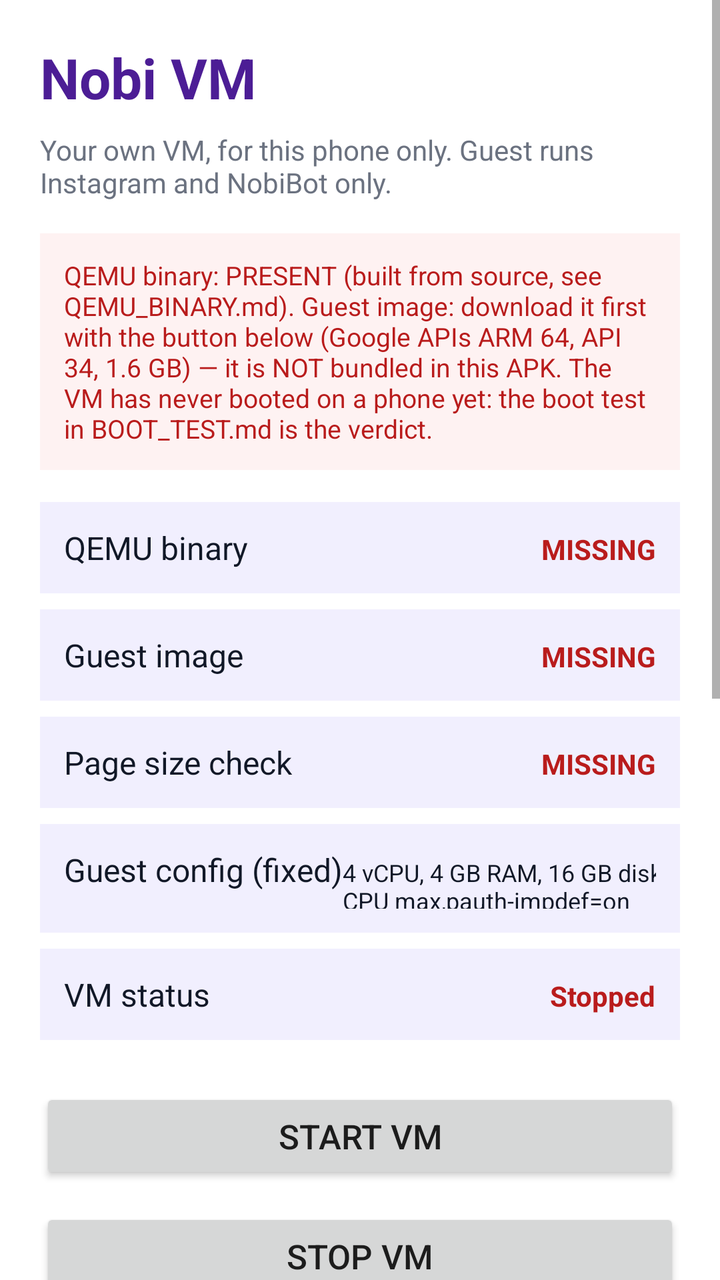
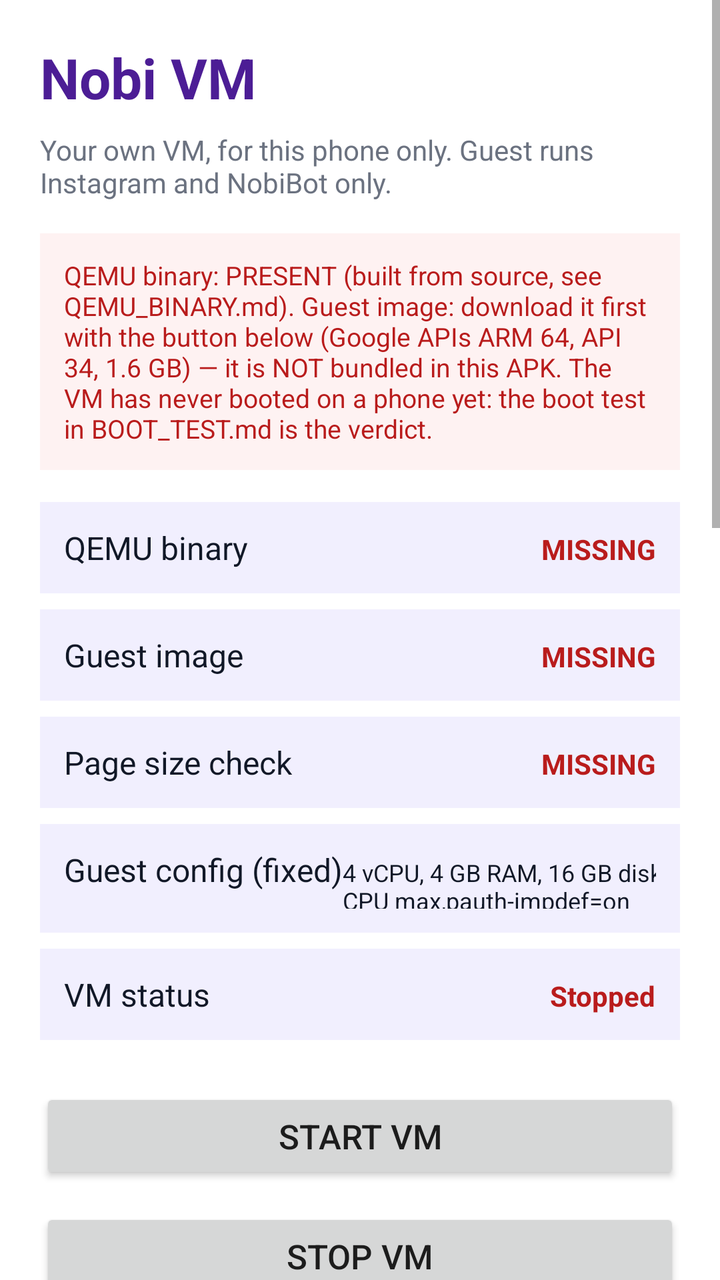

The first picture is an Android layout as it rendered before a commit; the second is the same layout after the commit. The layout source and the unified diff follow.
<!-- AndroidManifest.xml: application theme Theme.NobiOwnVM -->
<!-- res/layout/activity_main.xml -->
<?xml version="1.0" encoding="utf-8"?>
<ScrollView xmlns:android="http://schemas.android.com/apk/res/android"
    android:layout_width="match_parent"
    android:layout_height="match_parent"
    android:fitsSystemWindows="true"
    android:background="@color/white">

    <LinearLayout
        android:layout_width="match_parent"
        android:layout_height="wrap_content"
        android:orientation="vertical"
        android:padding="20dp">

        <TextView
            android:id="@+id/title_text"
            android:layout_width="match_parent"
            android:layout_height="wrap_content"
            android:text="@string/title_vm"
            android:textSize="28sp"
            android:textStyle="bold"
            android:textColor="@color/nobi_violet_dark" />

        <TextView
            android:id="@+id/subtitle_text"
            android:layout_width="match_parent"
            android:layout_height="wrap_content"
            android:layout_marginTop="8dp"
            android:text="@string/subtitle_vm"
            android:textSize="14sp"
            android:textColor="@color/text_grey" />

        <TextView
            android:id="@+id/blocker_text"
            android:layout_width="match_parent"
            android:layout_height="wrap_content"
            android:layout_marginTop="16dp"
            android:padding="12dp"
            android:background="#FEF2F2"
            android:text="@string/blocker_text"
            android:textSize="13sp"
            android:textColor="@color/status_bad" />

        <LinearLayout
            android:id="@+id/row_qemu"
            android:layout_width="match_parent"
            android:layout_height="wrap_content"
            android:layout_marginTop="16dp"
            android:orientation="horizontal"
            android:padding="12dp"
            android:background="@color/row_bg">

            <TextView
                android:id="@+id/row_qemu_label"
                android:layout_width="0dp"
                android:layout_height="wrap_content"
                android:layout_weight="1"
                android:text="@string/label_qemu"
                android:textSize="16sp"
                android:textColor="@color/text_dark" />

            <TextView
                android:id="@+id/row_qemu_status"
                android:layout_width="wrap_content"
                android:layout_height="wrap_content"
                android:text="@string/status_missing"
                android:textSize="14sp"
                android:textStyle="bold"
                android:textColor="@color/status_bad" />
        </LinearLayout>

        <LinearLayout
            android:id="@+id/row_image"
            android:layout_width="match_parent"
            android:layout_height="wrap_content"
            android:layout_marginTop="8dp"
            android:orientation="horizontal"
            android:padding="12dp"
            android:background="@color/row_bg">

            <TextView
                android:id="@+id/row_image_label"
                android:layout_width="0dp"
                android:layout_height="wrap_content"
                android:layout_weight="1"
                android:text="@string/label_guest_image"
                android:textSize="16sp"
                android:textColor="@color/text_dark" />

            <TextView
                android:id="@+id/row_image_status"
                android:layout_width="wrap_content"
                android:layout_height="wrap_content"
                android:text="@string/status_missing"
                android:textSize="14sp"
                android:textStyle="bold"
                android:textColor="@color/status_bad" />
        </LinearLayout>

        <LinearLayout
            android:id="@+id/row_pagesize"
            android:layout_width="match_parent"
            android:layout_height="wrap_content"
            android:layout_marginTop="8dp"
            android:orientation="horizontal"
            android:padding="12dp"
            android:background="@color/row_bg">

            <TextView
                android:id="@+id/row_pagesize_label"
                android:layout_width="0dp"
                android:layout_height="wrap_content"
                android:layout_weight="1"
                android:text="@string/label_pagesize"
                android:textSize="16sp"
                android:textColor="@color/text_dark" />

            <TextView
                android:id="@+id/row_pagesize_status"
                android:layout_width="wrap_content"
                android:layout_height="wrap_content"
                android:text="@string/status_missing"
                android:textSize="14sp"
                android:textStyle="bold"
                android:textColor="@color/status_bad" />
        </LinearLayout>

        <LinearLayout
            android:id="@+id/row_config"
            android:layout_width="match_parent"
            android:layout_height="wrap_content"
            android:layout_marginTop="8dp"
            android:orientation="horizontal"
            android:padding="12dp"
            android:background="@color/row_bg">

            <TextView
                android:id="@+id/row_config_label"
                android:layout_width="0dp"
                android:layout_height="wrap_content"
                android:layout_weight="1"
                android:text="@string/label_config"
                android:textSize="16sp"
                android:textColor="@color/text_dark" />

            <TextView
                android:id="@+id/row_config_status"
                android:layout_width="wrap_content"
                android:layout_height="wrap_content"
                android:text="@string/config_text"
                android:textSize="12sp"
                android:textColor="@color/text_dark" />
        </LinearLayout>

        <LinearLayout
            android:id="@+id/row_vm"
            android:layout_width="match_parent"
            android:layout_height="wrap_content"
            android:layout_marginTop="8dp"
            android:orientation="horizontal"
            android:padding="12dp"
            android:background="@color/row_bg">

            <TextView
                android:id="@+id/row_vm_label"
                android:layout_width="0dp"
                android:layout_height="wrap_content"
                android:layout_weight="1"
                android:text="@string/label_vm_status"
                android:textSize="16sp"
                android:textColor="@color/text_dark" />

            <TextView
                android:id="@+id/row_vm_status"
                android:layout_width="wrap_content"
                android:layout_height="wrap_content"
                android:text="@string/status_stopped"
                android:textSize="14sp"
                android:textStyle="bold"
                android:textColor="@color/status_bad" />
        </LinearLayout>

        <Button
            android:id="@+id/button_start_vm"
            android:layout_width="match_parent"
            android:layout_height="wrap_content"
            android:layout_marginTop="24dp"
            android:text="@string/button_start_vm"
            android:textSize="17sp" />

        <Button
            android:id="@+id/button_stop_vm"
            android:layout_width="match_parent"
            android:layout_height="wrap_content"
            android:layout_marginTop="12dp"
            android:text="@string/button_stop_vm"
            android:textSize="17sp" />

        <Button
            android:id="@+id/button_guest_image_info"
            android:layout_width="match_parent"
            android:layout_height="wrap_content"
            android:layout_marginTop="12dp"
            android:text="@string/button_guest_image_info"
            android:textSize="17sp" />

        <Button
            android:id="@+id/button_download_image"
            android:layout_width="match_parent"
            android:layout_height="wrap_content"
            android:layout_marginTop="12dp"
            android:text="@string/button_download_image"
            android:textSize="17sp" />

        <TextView
            android:id="@+id/row_download_status"
            android:layout_width="match_parent"
            android:layout_height="wrap_content"
            android:layout_marginTop="8dp"
            android:text="@string/download_not_started"
            android:textSize="13sp"
            android:textColor="@color/text_grey" />

        <FrameLayout
            android:id="@+id/vnc_container"
            android:layout_width="match_parent"
            android:layout_height="320dp"
            android:layout_marginTop="20dp"
            android:background="@color/vnc_bg">

            
            <com.nobiownvm.VncView
                android:id="@+id/vnc_view"
                android:layout_width="match_parent"
                android:layout_height="match_parent" />
        </FrameLayout>

    </LinearLayout>

</ScrollView>
<!-- resources referenced by this layout -->
<resources>
  <color name="nobi_violet_dark">#4C1D95</color>
  <color name="row_bg">#F1EFFE</color>
  <color name="status_bad">#B91C1C</color>
  <color name="text_dark">#111827</color>
  <color name="text_grey">#6B7280</color>
  <color name="vnc_bg">#0A0F24</color>
  <color name="white">#FFFFFF</color>
  <string name="blocker_text">QEMU binary: PRESENT (built from source, see QEMU_BINARY.md). Guest image: download it first with the button below (Google APIs ARM 64, API 34, 1.6 GB) — it is NOT bundled in this APK. The VM has never booted on a phone yet: the boot test in BOOT_TEST.md is the verdict.</string>
  <string name="button_download_image">Download guest image (1.6 GB, Wi-Fi recommended)</string>
  <string name="button_guest_image_info">Guest image download info</string>
  <string name="button_start_vm">Start VM</string>
  <string name="button_stop_vm">Stop VM</string>
  <string name="config_text">4 vCPU, 4 GB RAM, 16 GB disk, arm64-v8a only, TCG, CPU max,pauth-impdef=on</string>
  <string name="download_not_started">Guest image download: not started.</string>
  <string name="label_config">Guest config (fixed)</string>
  <string name="label_guest_image">Guest image</string>
  <string name="label_pagesize">Page size check</string>
  <string name="label_qemu">QEMU binary</string>
  <string name="label_vm_status">VM status</string>
  <string name="status_missing">MISSING</string>
  <string name="status_stopped">Stopped</string>
  <string name="subtitle_vm">Your own VM, for this phone only. Guest runs Instagram and NobiBot only.</string>
  <string name="title_vm">Nobi VM</string>
  <style name="Theme.NobiOwnVM" parent="Theme.AppCompat.Light.NoActionBar">
          <item name="colorPrimary">@color/nobi_violet_dark</item>
      </style>
</resources>

<!-- the commit's change to res/layout/activity_main.xml (unified diff, before → after) -->
@@ -234,6 +234,40 @@
                 android:layout_height="match_parent" />
         </FrameLayout>
 
+        <Button
+            android:id="@+id/button_show_qemu_log"
+            android:layout_width="match_parent"
+            android:layout_height="wrap_content"
+            android:layout_marginTop="20dp"
+            android:text="@string/button_show_qemu_log"
+            android:textSize="17sp" />
+
+        <Button
+            android:id="@+id/button_copy_qemu_log"
+            android:layout_width="match_parent"
+            android:layout_height="wrap_content"
+            android:layout_marginTop="12dp"
+            android:text="@string/button_copy_qemu_log"
+            android:textSize="17sp" />
+
+        <ScrollView
+            android:id="@+id/qemu_log_scroll"
+            android:layout_width="match_parent"
+            android:layout_height="240dp"
+            android:layout_marginTop="12dp"
+            android:background="#111111">
+
+            <TextView
+                android:id="@+id/qemu_log_text"
+                android:layout_width="match_parent"
+                android:layout_height="wrap_content"
+                android:padding="12dp"
+                android:text="@string/qemu_log_empty"
+                android:textSize="11sp"
+                android:typeface="monospace"
+                android:textColor="#FFFFFF" />
+        </ScrollView>
+
     </LinearLayout>
 
 </ScrollView>
<!-- resource entries referenced after the edit -->
@@ -8,8 +8,10 @@
   <color name="vnc_bg">#0A0F24</color>
   <color name="white">#FFFFFF</color>
   <string name="blocker_text">QEMU binary: PRESENT (built from source, see QEMU_BINARY.md). Guest image: download it first with the button below (Google APIs ARM 64, API 34, 1.6 GB) — it is NOT bundled in this APK. The VM has never booted on a phone yet: the boot test in BOOT_TEST.md is the verdict.</string>
+  <string name="button_copy_qemu_log">Copy QEMU log</string>
   <string name="button_download_image">Download guest image (1.6 GB, Wi-Fi recommended)</string>
   <string name="button_guest_image_info">Guest image download info</string>
+  <string name="button_show_qemu_log">Show QEMU log</string>
   <string name="button_start_vm">Start VM</string>
   <string name="button_stop_vm">Stop VM</string>
   <string name="config_text">4 vCPU, 4 GB RAM, 16 GB disk, arm64-v8a only, TCG, CPU max,pauth-impdef=on</string>
@@ -19,6 +21,7 @@
   <string name="label_pagesize">Page size check</string>
   <string name="label_qemu">QEMU binary</string>
   <string name="label_vm_status">VM status</string>
+  <string name="qemu_log_empty">No QEMU log yet - start the VM first.</string>
   <string name="status_missing">MISSING</string>
   <string name="status_stopped">Stopped</string>
   <string name="subtitle_vm">Your own VM, for this phone only. Guest runs Instagram and NobiBot only.</string>
